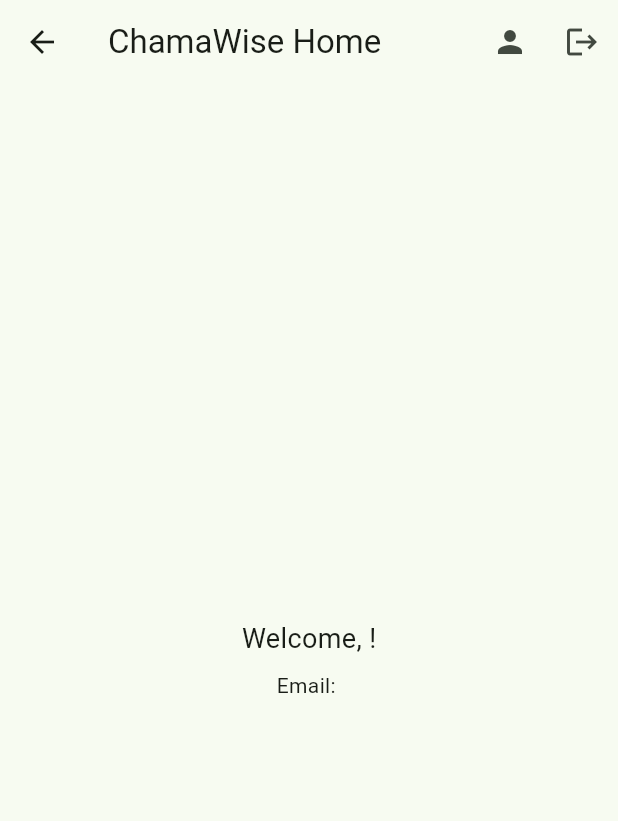
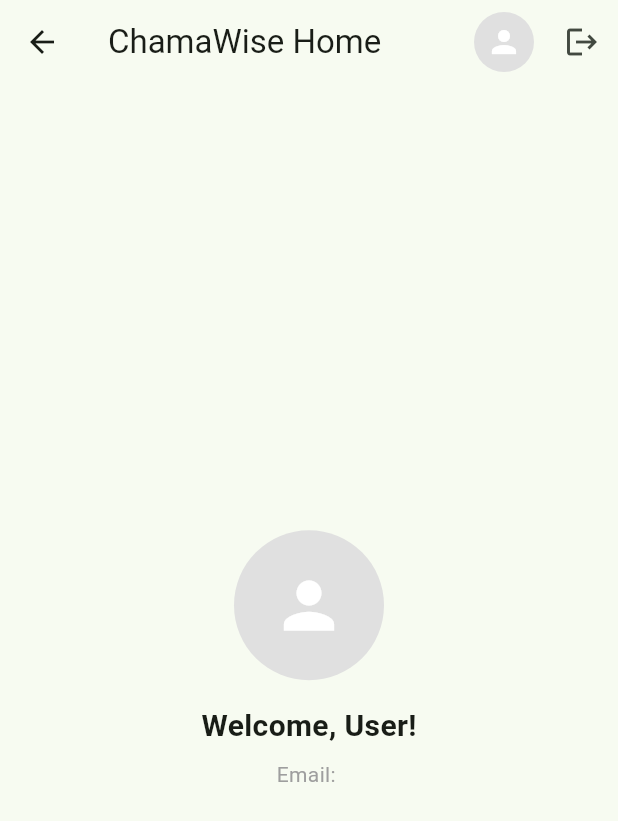
Before and after one commit to marierabill/chamawise-landing, a Flutter app: the HomeScreen screen opened by its route, on a phone screen of 412 x 824 dp. Shown: the top 821 px of the screen. Run offline on Flutter 3.47's test engine with Material 3 defaults, Android fonts, the phone set to English and light mode, and no system bars; our stand-ins replace cloud_firestore, firebase_auth, firebase_core, firebase_storage, flutter_riverpod, image_picker; accounts and stored records are empty.

Commit message:
Update Home/Profile Screens

```diff
--- a/app/lib/features/home/presentation/home_screen.dart
+++ b/app/lib/features/home/presentation/home_screen.dart
@@ -14,6 +14,7 @@
 class _HomeScreenState extends State<HomeScreen> {
   final user = FirebaseAuth.instance.currentUser;
   Map<String, dynamic>? profileData;
+  bool _loading = true;
 
   @override
   void initState() {
@@ -26,46 +27,87 @@
     final doc = await FirebaseFirestore.instance.collection('users').doc(user!.uid).get();
     setState(() {
       profileData = doc.data();
+      _loading = false;
     });
   }
 
   @override
   Widget build(BuildContext context) {
+    if (_loading) {
+      return const Scaffold(
+        body: Center(child: CircularProgressIndicator()),
+      );
+    }
+
     return Scaffold(
       appBar: AppBar(
         title: const Text("ChamaWise Home"),
         actions: [
-          IconButton(
-            icon: const Icon(Icons.person),
-            onPressed: () {
+          // 👤 Profile Button with Avatar
+          GestureDetector(
+            onTap: () {
               Navigator.push(
                 context,
                 MaterialPageRoute(builder: (_) => const ProfileScreen()),
               ).then((_) => fetchProfile());
             },
+            child: Padding(
+              padding: const EdgeInsets.symmetric(horizontal: 8.0),
+              child: CircleAvatar(
+                backgroundColor: Colors.grey.shade300,
+                backgroundImage: (profileData?['profileImageUrl'] != null &&
+                        (profileData!['profileImageUrl'] as String).isNotEmpty)
+                    ? NetworkImage(profileData!['profileImageUrl'])
+                    : null,
+                child: (profileData?['profileImageUrl'] == null ||
+                        (profileData!['profileImageUrl'] as String).isEmpty)
+                    ? const Icon(Icons.person, color: Colors.white)
+                    : null,
+              ),
+            ),
           ),
           IconButton(
             icon: const Icon(Icons.logout),
             onPressed: () async {
               await FirebaseAuth.instance.signOut();
-              Navigator.pushReplacement(
-                context,
-                MaterialPageRoute(builder: (_) => const LoginScreen()),
-              );
+              if (context.mounted) {
+                Navigator.pushReplacement(
+                  context,
+                  MaterialPageRoute(builder: (_) => const LoginScreen()),
+                );
+              }
             },
           ),
         ],
       ),
       body: Center(
         child: profileData == null
-            ? const CircularProgressIndicator()
+            ? const Text("No profile data found.")
             : Column(
                 mainAxisAlignment: MainAxisAlignment.center,
                 children: [
-                  Text("Welcome, ${profileData!['name'].isNotEmpty ? profileData!['name'] : profileData!['email']}!",
-                      style: const TextStyle(fontSize: 18)),
+                  CircleAvatar(
+                    radius: 50,
+                    backgroundColor: Colors.grey.shade300,
+                    backgroundImage: (profileData?['profileImageUrl'] != null &&
+                            (profileData!['profileImageUrl'] as String).isNotEmpty)
+                        ? NetworkImage(profileData!['profileImageUrl'])
+                        : null,
+                    child: (profileData?['profileImageUrl'] == null ||
+                            (profileData!['profileImageUrl'] as String).isEmpty)
+                        ? const Icon(Icons.person, size: 50, color: Colors.white)
+                        : null,
+                  ),
+                  const SizedBox(height: 16),
+                  Text(
+                    "Welcome, ${profileData!['name']?.isNotEmpty == true ? profileData!['name'] : 'User'}!",
+                    style: const TextStyle(fontSize: 20, fontWeight: FontWeight.bold),
+                  ),
                   const SizedBox(height: 8),
-                  Text("Email: ${profileData!['email']}"),
+                  Text(
+                    "Email: ${profileData!['email'] ?? 'N/A'}",
+                    style: const TextStyle(color: Colors.grey),
+                  ),
                 ],
               ),
       ),
--- a/app/pubspec.yaml
+++ b/app/pubspec.yaml
@@ -28,6 +28,8 @@
 # the latest version available on pub.dev. To see which dependencies have newer
 # versions available, run `flutter pub outdated`.
 dependencies:
+    image_picker: ^1.1.2
+    firebase_storage: 13.0.3
     flutter:
         sdk: flutter
 
```
Also changed, not shown: app/cors.json (added, +8 -0 lines), app/lib/features/user/presentation/profile_screen.dart (+108 -13 lines), app/pubspec.lock, 5 other files.
